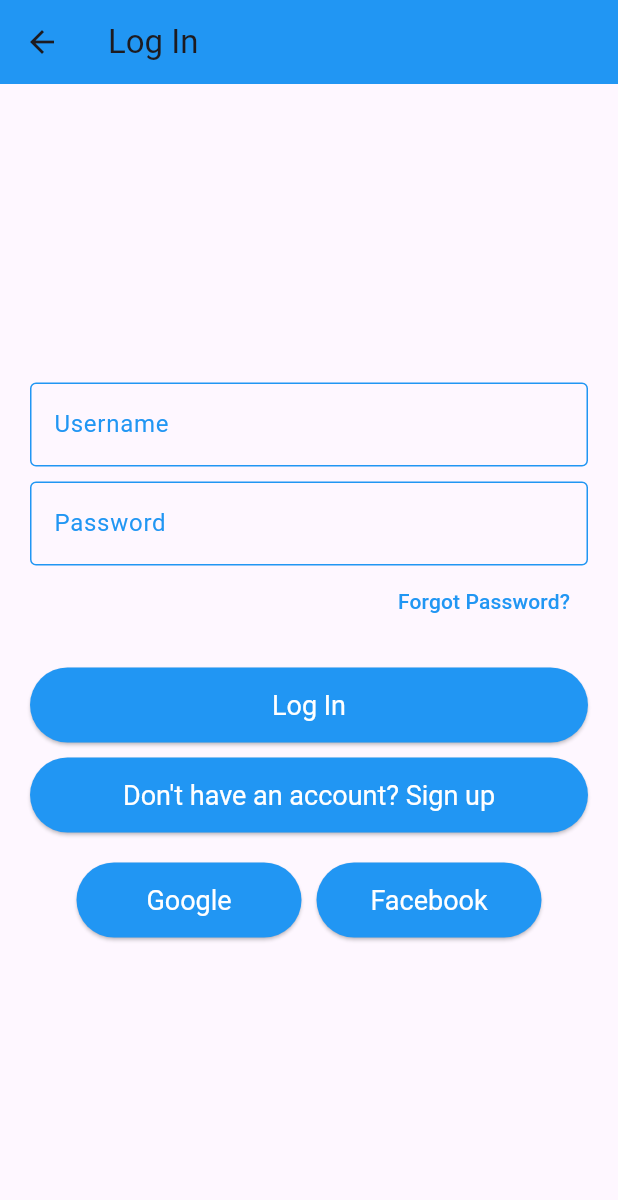
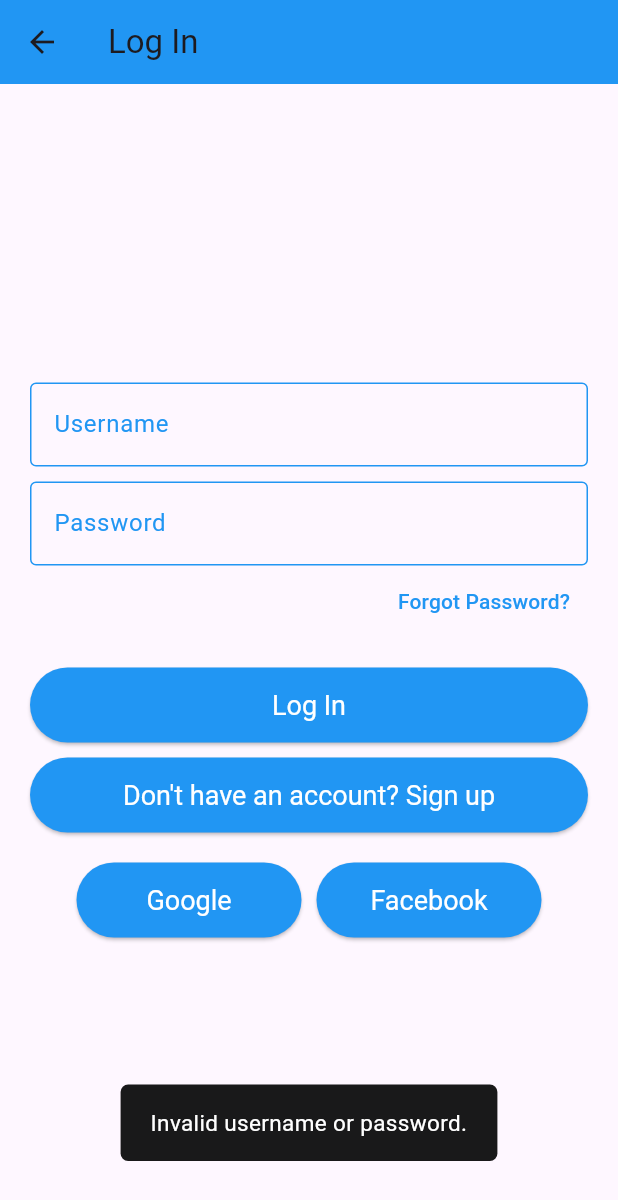
Before and after one commit to xxiimcha/app_ac, a Flutter app: the screen it shows after launch, after a tap on "Log In", on a phone screen of 412 x 824 dp. Shown: the top 1200 px of the screen. Run offline on Flutter 3.47's test engine with Material 3 defaults, Android fonts, the phone set to English and light mode, and no system bars; our stand-ins replace flutter_easyloading, flutter_map, geolocator, image_picker, latlong2; missing offline and left inert: mysql1; accounts and stored records are empty.

Commit message:
Fix the login

```diff
--- a/lib/login_page.dart
+++ b/lib/login_page.dart
@@ -1,7 +1,7 @@
 import 'package:flutter/material.dart';
 import 'package:mysql1/mysql1.dart';
 import 'package:provider/provider.dart';
-import 'package:fluttertoast/fluttertoast.dart';
+import 'package:flutter_easyloading/flutter_easyloading.dart'; // Import EasyLoading
 import 'connection/database_helper.dart';
 import 'consumer/homepage.dart';
 import 'supplier/homepage.dart'; // Ensure you have a SupplierHomePage
@@ -57,6 +57,7 @@ class LoginPage extends StatelessWidget {
                 onPressed: () async {
                   MySqlConnection? connection;
                   try {
+                    EasyLoading.show(status: 'Logging in...'); // Show loading indicator
                     connection = await DatabaseHelper.getConnection();
                     var result = await connection.query(
                         'SELECT * FROM users WHERE username = ? AND password = ?',
@@ -69,17 +70,23 @@ class LoginPage extends StatelessWidget {
                       // Save the user session
                       Provider.of<UserProvider>(context, listen: false).setUser(user);
 
+                      EasyLoading.dismiss(); // Dismiss loading indicator
+
                       if (user.userType == 1) {
                         Navigator.pushReplacement(
                           context,
                           MaterialPageRoute(builder: (context) => ConsumerHomePage()),
                         );
                       } else if (user.userType == 2) {
+                        // Check if supplier_id exists
+                        if (userRow.fields['supplier_id'] != null) {
+                          var supplierId = userRow.fields['supplier_id'];
                           var approvalResult = await connection.query(
-                          'SELECT is_approved FROM suppliers WHERE user_id = ?',
-                          [user.id],
+                            'SELECT is_approved FROM suppliers WHERE sid = ?',
+                            [supplierId],
                           );
 
+                          if (approvalResult.isNotEmpty) {
                             var isApproved = approvalResult.first['is_approved'];
 
                             if (isApproved == 1) {
@@ -88,22 +95,36 @@ class LoginPage extends StatelessWidget {
                                 MaterialPageRoute(builder: (context) => SupplierHomePage()),
                               );
                             } else {
-                          Fluttertoast.showToast(
-                            msg: "Your account is pending approval.",
-                            toastLength: Toast.LENGTH_SHORT,
-                            gravity: ToastGravity.BOTTOM,
-                            timeInSecForIosWeb: 1,
-                            backgroundColor: Colors.red,
-                            textColor: Colors.white,
-                            fontSize: 16.0,
+                              EasyLoading.showToast(
+                                "Your account is pending approval.",
+                                toastPosition: EasyLoadingToastPosition.bottom,
+                                duration: Duration(seconds: 3),
+                              );
+                            }
+                          } else {
+                            EasyLoading.showToast(
+                              "Supplier data not found.",
+                              toastPosition: EasyLoadingToastPosition.bottom,
+                              duration: Duration(seconds: 3),
+                            );
+                          }
+                        } else {
+                          EasyLoading.showToast(
+                            "Supplier ID not found for this user.",
+                            toastPosition: EasyLoadingToastPosition.bottom,
+                            duration: Duration(seconds: 3),
                           );
                         }
                       }
                     } else {
-                      print('Invalid username or password');
+                      EasyLoading.showToast(
+                        "Invalid username or password.",
+                        toastPosition: EasyLoadingToastPosition.bottom,
+                        duration: Duration(seconds: 3),
+                      );
                     }
                   } catch (e) {
-                    print('Error: $e');
+                    EasyLoading.showError('Error: $e');
                   } finally {
                     if (connection != null) {
                       await connection.close();
--- a/lib/main.dart
+++ b/lib/main.dart
@@ -11,8 +11,10 @@ import 'consumer/favorites.dart';
 import 'consumer/messages.dart';
 import 'consumer/settings.dart';
 import 'provider/user_provider.dart';
+import 'package:flutter_easyloading/flutter_easyloading.dart';
 
 void main() {
+  WidgetsFlutterBinding.ensureInitialized(); // Ensure that plugin services are initialized
   runApp(
     ChangeNotifierProvider(
       create: (context) => UserProvider(),
@@ -25,6 +27,7 @@ class MyApp extends StatelessWidget {
   @override
   Widget build(BuildContext context) {
     return MaterialApp(
+      builder: EasyLoading.init(), // Initialize EasyLoading
       title: 'Your App Name',
       theme: ThemeData(
         primarySwatch: Colors.blue,
--- a/pubspec.yaml
+++ b/pubspec.yaml
@@ -19,8 +19,8 @@ dependencies:
   flutter_map: ^6.1.0
   provider: ^6.0.0
   geolocator: 10.1.1
-  geocoding: ^2.0.0
-  fluttertoast: ^8.0.8
+  geocoding: ^3.0.0
+  flutter_easyloading: ^3.0.3
 
 dev_dependencies:
   flutter_test:
```
Also changed, not shown: lib/ids/1716693694165_valid_id.jpg (added), lib/permits/1716693694180_business_permit.jpg (added), pubspec.lock. Lines whose indentation alone changed are shown as unchanged.
